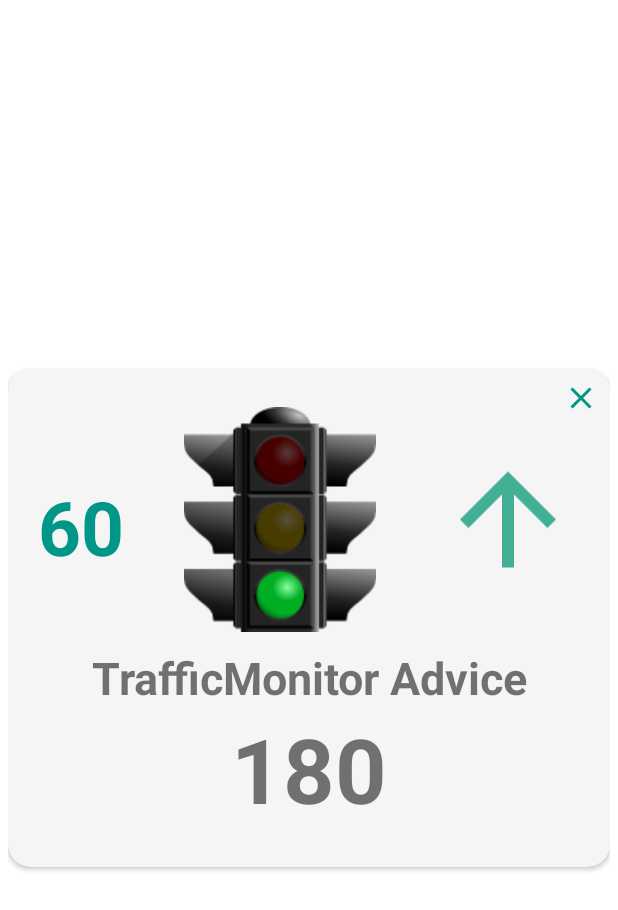
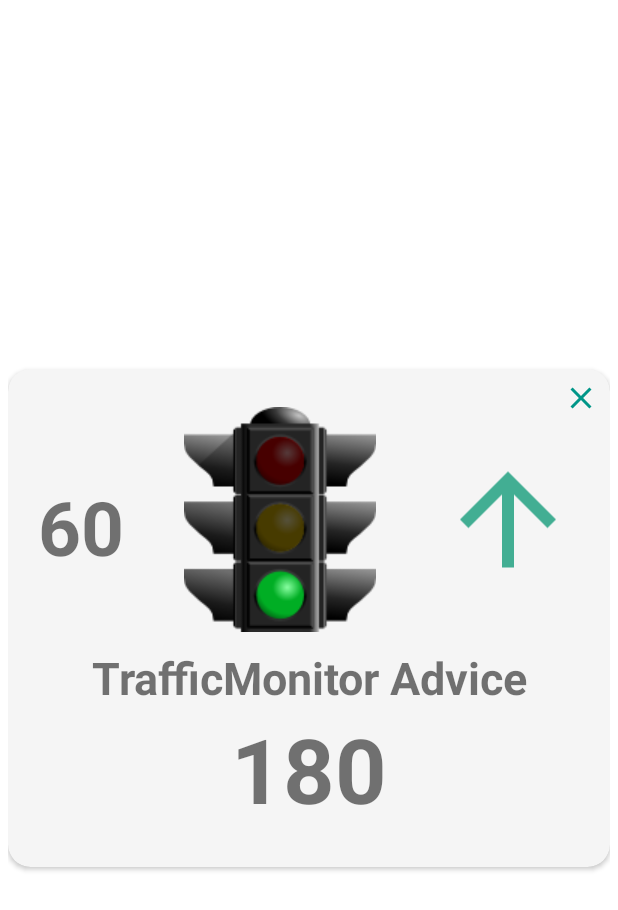
Before and after one commit to Ian95Song/GLOSA-Android-App, an Android app: the layout advice_popup.xml on its own in the app's theme, with its tools: preview values and no code run, on a phone screen of 412 x 824 dp. Shown: the top 910 px of the screen. Run offline under Robolectric (Android 15) with nearby library versions, the phone set to English and light mode, and no system bars; Roboto replaces fonts that are not available here.

Commit message:
debug setting window value update

```diff
--- a/TrafficMonitor/app/src/main/java/com/example/trafficmonitor/MainActivity.java
+++ b/TrafficMonitor/app/src/main/java/com/example/trafficmonitor/MainActivity.java
@@ -327,7 +327,8 @@ public class MainActivity extends AppCompatActivity implements OnMapReadyCallbac
         buttonClear = (Button) settingsDialog.findViewById(R.id.mainButtonClear);
         drawPolylineCheckbox = (CheckBox) settingsDialog.findViewById(R.id.mainCheckBoxDrawPolyline);
         autoCameraCheckbox = (CheckBox) settingsDialog.findViewById(R.id.mainCheckBoxAutoCamera);
-
+        drawPolylineCheckbox.setChecked(_m_drawPolyline);
+        autoCameraCheckbox.setChecked(_m_autoCamera);
         closeSettingsWindowImg.setOnClickListener(new View.OnClickListener() {
             @Override
             public void onClick(View v) {
@@ -349,7 +350,6 @@ public class MainActivity extends AppCompatActivity implements OnMapReadyCallbac
         });
 
         drawPolylineCheckbox.setOnCheckedChangeListener(new CompoundButton.OnCheckedChangeListener(){
-
             @Override
             public void onCheckedChanged(CompoundButton buttonView, boolean isChecked) {
                 if(isChecked){
--- a/TrafficMonitor/app/src/main/res/layout/advice_popup.xml
+++ b/TrafficMonitor/app/src/main/res/layout/advice_popup.xml
@@ -53,7 +53,6 @@
                         android:text="60"
                         android:textAlignment="center"
                         android:textSize="50dp"
-                        android:textColor="@color/FhGcolor"
                         android:textStyle="bold" />
 
                     <ImageView
```
